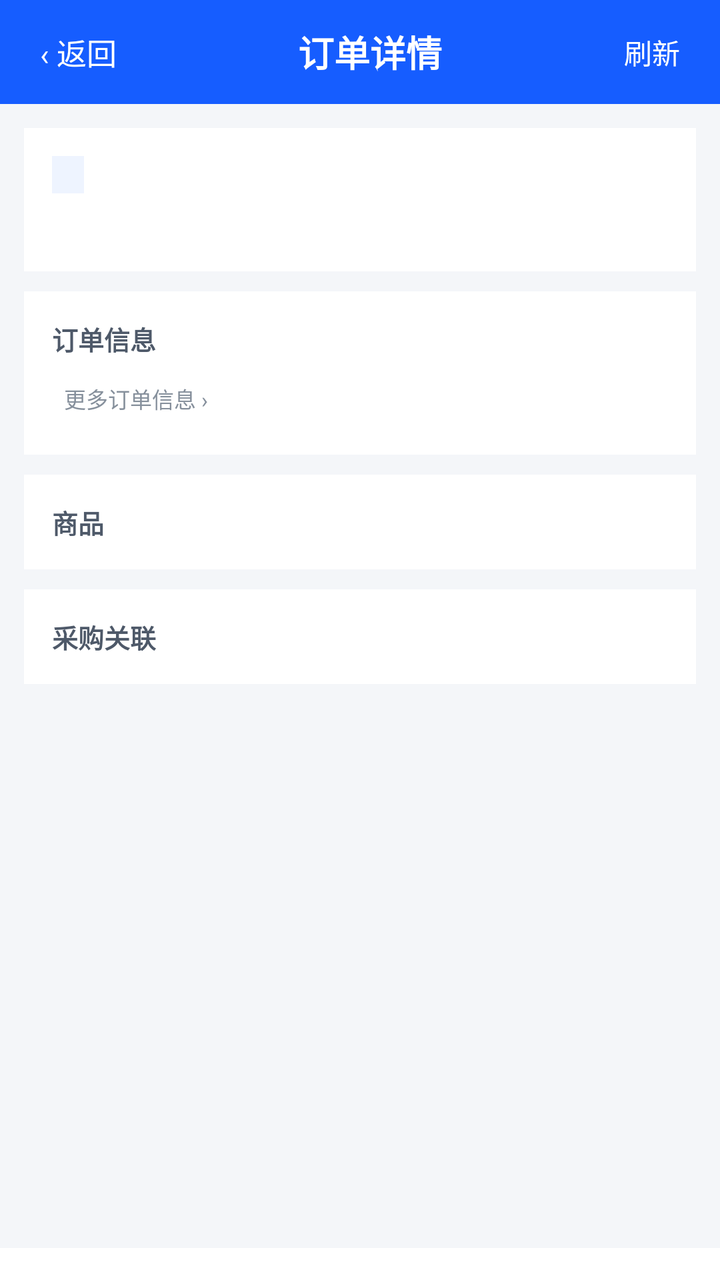
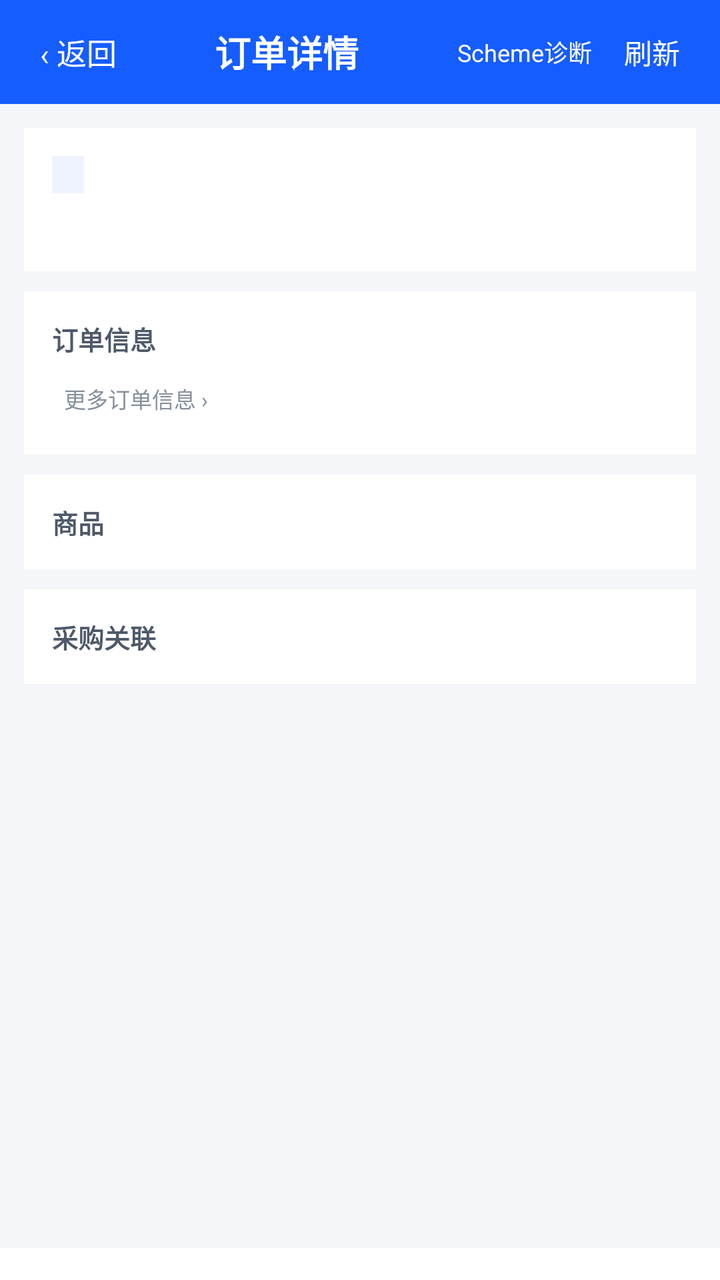

An Android layout rendered at two revisions. The XML below is the earlier revision; the diff shows what the commit changed to produce the second picture.
<!-- AndroidManifest.xml: application theme AppTheme -->
<!-- res/layout/activity_order_detail.xml -->
<?xml version="1.0" encoding="utf-8"?>
<LinearLayout xmlns:android="http://schemas.android.com/apk/res/android"
    android:layout_width="match_parent"
    android:layout_height="match_parent"
    android:fitsSystemWindows="true"
    android:orientation="vertical"
    android:background="@color/page_bg">

    
    <LinearLayout
        android:layout_width="match_parent"
        android:layout_height="52dp"
        android:orientation="horizontal"
        android:gravity="center_vertical"
        android:background="#165dff"
        android:paddingHorizontal="12dp">

        <TextView
            android:id="@+id/detailBackBtn"
            android:layout_width="wrap_content"
            android:layout_height="wrap_content"
            android:text="‹ 返回"
            android:textColor="#ffffff"
            android:textSize="15sp"
            android:padding="8dp" />

        <TextView
            android:layout_width="0dp"
            android:layout_height="wrap_content"
            android:layout_weight="1"
            android:text="订单详情"
            android:textColor="#ffffff"
            android:textSize="18sp"
            android:textStyle="bold"
            android:gravity="center" />

        <TextView
            android:id="@+id/detailRefreshBtn"
            android:layout_width="wrap_content"
            android:layout_height="wrap_content"
            android:text="刷新"
            android:textColor="#ffffff"
            android:textSize="14sp"
            android:padding="8dp" />
    </LinearLayout>

    <ScrollView
        android:layout_width="match_parent"
        android:layout_height="0dp"
        android:layout_weight="1"
        android:fillViewport="true">

        <LinearLayout
            android:id="@+id/detailContent"
            android:layout_width="match_parent"
            android:layout_height="wrap_content"
            android:orientation="vertical"
            android:padding="12dp"
            android:paddingBottom="80dp">

            
            <LinearLayout
                android:layout_width="match_parent"
                android:layout_height="wrap_content"
                android:orientation="vertical"
                android:background="#ffffff"
                android:padding="14dp"
                android:layout_marginBottom="10dp">

                <LinearLayout
                    android:layout_width="match_parent"
                    android:layout_height="wrap_content"
                    android:orientation="horizontal"
                    android:gravity="center_vertical">

                    <TextView
                        android:id="@+id/dStore"
                        android:layout_width="wrap_content"
                        android:layout_height="wrap_content"
                        android:textColor="#165dff"
                        android:textSize="11sp"
                        android:background="#eef4ff"
                        android:paddingHorizontal="8dp"
                        android:paddingVertical="2dp" />

                    <Space
                        android:layout_width="0dp"
                        android:layout_height="1dp"
                        android:layout_weight="1" />

                    <TextView
                        android:id="@+id/dOpTag"
                        android:layout_width="wrap_content"
                        android:layout_height="wrap_content"
                        android:layout_marginStart="8dp"
                        android:textSize="11sp"
                        android:paddingHorizontal="10dp"
                        android:paddingVertical="2dp" />
                </LinearLayout>

                <LinearLayout
                    android:layout_width="match_parent"
                    android:layout_height="wrap_content"
                    android:layout_marginTop="6dp"
                    android:orientation="horizontal"
                    android:gravity="center_vertical">

                    <TextView
                        android:id="@+id/dPosting"
                        android:layout_width="0dp"
                        android:layout_height="wrap_content"
                        android:layout_weight="1"
                        android:textSize="14sp"
                        android:textColor="#1f2329"
                        android:typeface="monospace"
                        android:textStyle="bold" />

                    <TextView
                        android:id="@+id/dCopyPosting"
                        android:layout_width="wrap_content"
                        android:layout_height="wrap_content"
                        android:text="复制"
                        android:textColor="#165dff"
                        android:textSize="11sp"
                        android:padding="6dp"
                        android:visibility="gone" />

                    <TextView
                        android:id="@+id/dSplitBadge"
                        android:layout_width="wrap_content"
                        android:layout_height="wrap_content"
                        android:textSize="10sp"
                        android:visibility="gone" />

                    <TextView
                        android:id="@+id/dCountdown"
                        android:layout_width="wrap_content"
                        android:layout_height="wrap_content"
                        android:layout_marginStart="8dp"
                        android:textSize="10sp"
                        android:paddingHorizontal="8dp"
                        android:paddingVertical="3dp"
                        android:visibility="gone" />
                </LinearLayout>

                <TextView
                    android:id="@+id/dTags"
                    android:layout_width="match_parent"
                    android:layout_height="wrap_content"
                    android:layout_marginTop="4dp"
                    android:textSize="10sp"
                    android:visibility="gone" />

                
                <LinearLayout
                    android:id="@+id/dProfitStrip"
                    android:layout_width="match_parent"
                    android:layout_height="wrap_content"
                    android:layout_marginTop="8dp"
                    android:background="#f7f8fa"
                    android:padding="8dp"
                    android:orientation="horizontal"
                    android:visibility="gone" />
            </LinearLayout>

            
            <LinearLayout
                android:layout_width="match_parent"
                android:layout_height="wrap_content"
                android:orientation="vertical"
                android:background="#ffffff"
                android:padding="14dp"
                android:layout_marginBottom="10dp">

                <TextView
                    android:layout_width="match_parent"
                    android:layout_height="wrap_content"
                    android:text="订单信息"
                    android:textSize="13sp"
                    android:textStyle="bold"
                    android:textColor="#4e5969" />

                <LinearLayout
                    android:id="@+id/dInfoList"
                    android:layout_width="match_parent"
                    android:layout_height="wrap_content"
                    android:orientation="vertical" />

                <TextView
                    android:id="@+id/dMoreToggle"
                    android:layout_width="match_parent"
                    android:layout_height="wrap_content"
                    android:layout_marginTop="6dp"
                    android:text="更多订单信息 ›"
                    android:textSize="11sp"
                    android:textColor="#86909c"
                    android:padding="6dp" />

                <LinearLayout
                    android:id="@+id/dMoreInfo"
                    android:layout_width="match_parent"
                    android:layout_height="wrap_content"
                    android:orientation="vertical"
                    android:visibility="gone" />
            </LinearLayout>

            
            <LinearLayout
                android:layout_width="match_parent"
                android:layout_height="wrap_content"
                android:orientation="vertical"
                android:background="#ffffff"
                android:padding="14dp"
                android:layout_marginBottom="10dp">

                <TextView
                    android:id="@+id/dProdTitle"
                    android:layout_width="match_parent"
                    android:layout_height="wrap_content"
                    android:text="商品"
                    android:textSize="13sp"
                    android:textStyle="bold"
                    android:textColor="#4e5969" />

                <LinearLayout
                    android:id="@+id/dProdContainer"
                    android:layout_width="match_parent"
                    android:layout_height="wrap_content"
                    android:orientation="vertical" />
            </LinearLayout>

            
            <LinearLayout
                android:layout_width="match_parent"
                android:layout_height="wrap_content"
                android:orientation="vertical"
                android:background="#ffffff"
                android:padding="14dp"
                android:layout_marginBottom="10dp">

                <TextView
                    android:id="@+id/dPoTitle"
                    android:layout_width="match_parent"
                    android:layout_height="wrap_content"
                    android:text="采购关联"
                    android:textSize="13sp"
                    android:textStyle="bold"
                    android:textColor="#4e5969" />

                <LinearLayout
                    android:id="@+id/dPoContainer"
                    android:layout_width="match_parent"
                    android:layout_height="wrap_content"
                    android:orientation="vertical" />
            </LinearLayout>

            
            <LinearLayout
                android:layout_width="match_parent"
                android:layout_height="wrap_content"
                android:orientation="vertical"
                android:background="#ffffff"
                android:padding="14dp"
                android:layout_marginBottom="10dp"
                android:visibility="gone"
                android:id="@+id/dTraceCard">

                <TextView
                    android:id="@+id/dTraceTitle"
                    android:layout_width="match_parent"
                    android:layout_height="wrap_content"
                    android:text="国内物流轨迹"
                    android:textSize="13sp"
                    android:textStyle="bold"
                    android:textColor="#4e5969" />

                <LinearLayout
                    android:id="@+id/dTraceContainer"
                    android:layout_width="match_parent"
                    android:layout_height="wrap_content"
                    android:orientation="vertical" />

                <TextView
                    android:id="@+id/dTraceToggle"
                    android:layout_width="match_parent"
                    android:layout_height="wrap_content"
                    android:textSize="11sp"
                    android:textColor="#165dff"
                    android:padding="4dp"
                    android:visibility="gone" />
            </LinearLayout>
        </LinearLayout>
    </ScrollView>

    
    <HorizontalScrollView
        android:layout_width="match_parent"
        android:layout_height="wrap_content"
        android:scrollbars="none"
        android:background="#ffffff">

        <LinearLayout
            android:id="@+id/dActionBar"
            android:layout_width="wrap_content"
            android:layout_height="wrap_content"
            android:orientation="horizontal"
            android:gravity="center_vertical"
            android:padding="8dp" />
    </HorizontalScrollView>

</LinearLayout>
<!-- resources referenced by this layout -->
<resources>
  <color name="page_bg">#f4f6f9</color>
  <style name="AppTheme" parent="android:Theme.Material.Light.NoActionBar">
          <item name="android:statusBarColor">#165dff</item>
          <item name="android:navigationBarColor">#ffffff</item>
          <item name="android:windowBackground">#f2f3f5</item>
      </style>
</resources>

<!-- the commit's change to res/layout/activity_order_detail.xml (unified diff, before → after) -->
@@ -35,6 +35,15 @@
             android:gravity="center" />
 
         <TextView
+            android:id="@+id/detailSchemeDiagBtn"
+            android:layout_width="wrap_content"
+            android:layout_height="wrap_content"
+            android:text="Scheme诊断"
+            android:textColor="#ffffff"
+            android:textSize="12sp"
+            android:padding="8dp" />
+
+        <TextView
             android:id="@+id/detailRefreshBtn"
             android:layout_width="wrap_content"
             android:layout_height="wrap_content"
